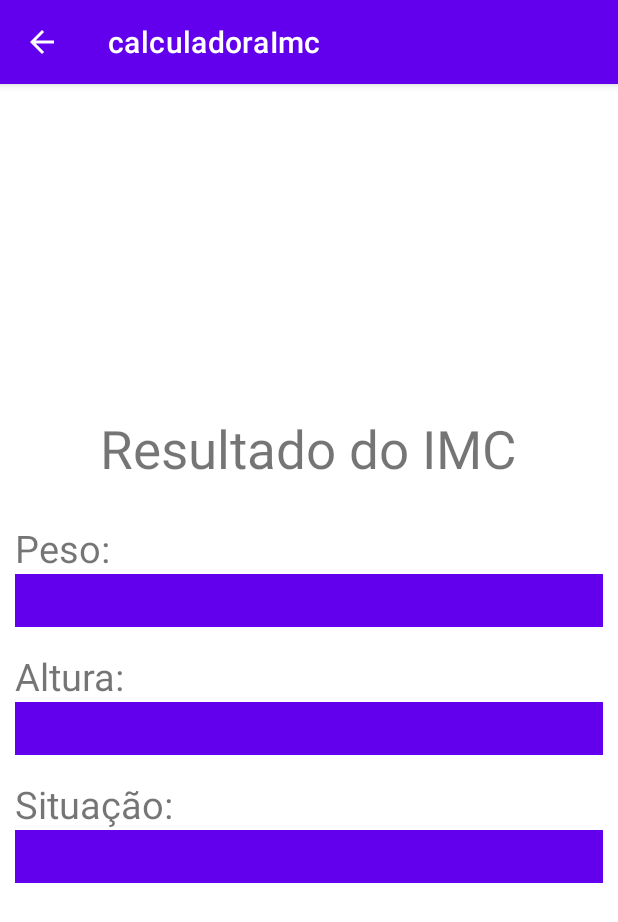
After one commit to LaiseSilva/ImcNoKotlin, an Android app: the ResultadoActivity screen opened directly, with no data from a screen before it, on a phone screen of 412 x 824 dp. The commit adds this screen. Shown: the top 922 px of the screen. Run offline under Robolectric (Android 15) with nearby library versions, the phone set to English and light mode, and no system bars.

Commit message:
adicionando uma nova activity

```diff
--- a/app/src/main/AndroidManifest.xml
+++ b/app/src/main/AndroidManifest.xml
@@ -10,8 +10,13 @@
         android:supportsRtl="true"
         android:theme="@style/Theme.CalculadoraImc">
         <activity
+            android:name=".ResultadoActivity"
+            android:exported="true"
+            android:parentActivityName=".MainActivity"/>
+        <activity
             android:name=".MainActivity"
-            android:exported="true">
+            android:exported="true"
+            android:launchMode="singleTop">
             <intent-filter>
                 <action android:name="android.intent.action.MAIN" />
 
--- a/app/src/main/java/com/senai/calculadoraimc/MainActivity.kt
+++ b/app/src/main/java/com/senai/calculadoraimc/MainActivity.kt
@@ -5,6 +5,7 @@ import android.os.Bundle
 import android.widget.Button
 import android.widget.EditText
 import android.widget.TextView
+import android.content.Intent
 
 //Criando a váriavel forma global e para ser iniciada só depois de ser atribuida um valor a ela
 
@@ -17,8 +18,8 @@ class MainActivity : AppCompatActivity() {
         setContentView(R.layout.activity_main)
 
         //Pegando os botões
-        var calcular = findViewById<Button>(R.id.calcular)
-        var sair = findViewById<Button>(R.id.sair)
+        val calcular = findViewById<Button>(R.id.calcular)
+        val sair = findViewById<Button>(R.id.sair)
 
 
         //Ativando o botão
@@ -32,14 +33,24 @@ class MainActivity : AppCompatActivity() {
             //Verificação de campos válidos
             if (validarCampos()) {
                 //Convertando os dados para double
-                var altura = alturaEditText.text.toString().toDouble()
-                var peso = pesoEditText.text.toString().toDouble()
+                val altura = alturaEditText.text.toString().toDouble()
+                val peso = pesoEditText.text.toString().toDouble()
+
+                val imc = calcularImc(peso, altura)
+
+                val intent =  Intent(this, ResultadoActivity::class.java)
+
+                intent.putExtra("peso", peso.toString())
+                intent.putExtra("altura", altura.toString())
+                intent.putExtra("situacao", classificarImc(imc))
+
+                startActivity(intent)
 
 
 
                 //Realização do cálculo e classificação
-                var imc = calcularImc(peso, altura)
-                classificacao.text = classificarImc(imc)
+
+               // classificacao.text = classificarImc(imc)
             }
 
         }
--- /dev/null
+++ b/app/src/main/java/com/senai/calculadoraimc/ResultadoActivity.kt
@@ -0,0 +1,27 @@
+package com.senai.calculadoraimc
+
+import android.content.Intent
+import androidx.appcompat.app.AppCompatActivity
+import android.os.Bundle
+import android.widget.TextView
+
+class ResultadoActivity : AppCompatActivity() {
+    override fun onCreate(savedInstanceState: Bundle?) {
+        super.onCreate(savedInstanceState)
+        setContentView(R.layout.activity_resultado)
+
+        val pesoTextView = findViewById<TextView>(R.id.peso)
+        val alturaTextView = findViewById<TextView>(R.id.altura)
+        val situacaoTextView = findViewById<TextView>(R.id.situacao)
+
+        val intent: Intent = getIntent()
+
+        val actionBar = supportActionBar
+
+        actionBar!!.setDefaultDisplayHomeAsUpEnabled(true)
+
+        pesoTextView.text = intent.getStringExtra("peso")
+        alturaTextView.text = intent.getStringExtra("altura")
+        situacaoTextView.text = intent.getStringExtra("situacao")
+    }
+}
--- /dev/null
+++ b/app/src/main/res/layout/activity_resultado.xml
@@ -0,0 +1,52 @@
+<?xml version="1.0" encoding="utf-8"?>
+<LinearLayout
+    xmlns:android="http://schemas.android.com/apk/res/android"
+    xmlns:app="http://schemas.android.com/apk/res-auto"
+    xmlns:tools="http://schemas.android.com/tools"
+    android:layout_width="match_parent"
+    android:layout_height="match_parent"
+    tools:context=".ResultadoActivity"
+    android:orientation="vertical"
+    android:gravity="center">
+
+    <TextView
+        android:layout_width="wrap_content"
+        android:layout_height="wrap_content"
+        android:text="Resultado do IMC"
+        android:textSize="35sp"
+        android:layout_marginBottom="25dp"/>
+
+    <LinearLayout
+        android:layout_width="match_parent"
+        android:layout_height="wrap_content"
+        android:orientation="vertical"
+        android:paddingHorizontal="10dp">
+
+
+
+        <TextView
+            android:text="Peso:"
+            style="@style/label" />
+
+        <TextView
+            android:id="@+id/peso"
+            style="@style/campos" />
+
+        <TextView
+            android:text="Altura:"
+            style="@style/label" />
+
+        <TextView
+            android:id="@+id/altura"
+            style="@style/campos" />
+
+        <TextView
+            android:text="Situação:"
+            style="@style/label" />
+
+        <TextView
+            android:id="@+id/situacao"
+            style="@style/campos" />
+
+    </LinearLayout>
+</LinearLayout>
--- /dev/null
+++ b/app/src/main/res/values/styles.xml
@@ -0,0 +1,18 @@
+<?xml version="1.0" encoding="utf-8"?>
+<resources>
+
+    <style name="label">
+        <item name="android:layout_width">wrap_content</item>
+        <item name="android:layout_height">wrap_content</item>
+        <item name="android:textSize">25sp</item>
+    </style>
+
+    <style name="campos">
+        <item name="android:textColor">@color/white</item>
+        <item name="android:layout_width">match_parent</item>
+        <item name="android:layout_height">35dp</item>
+        <item name="android:background">@color/purple_500</item>
+        <item name="android:layout_marginBottom">15dp</item>
+        <item name="android:textSize">20sp</item>
+    </style>
+</resources>
```
